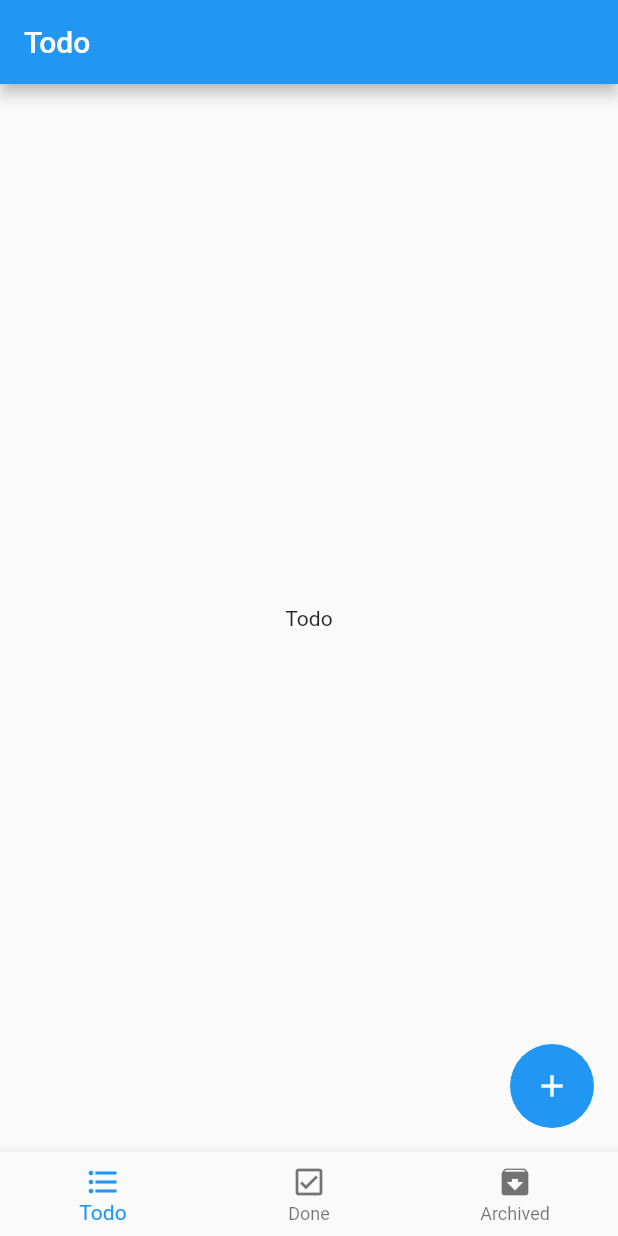
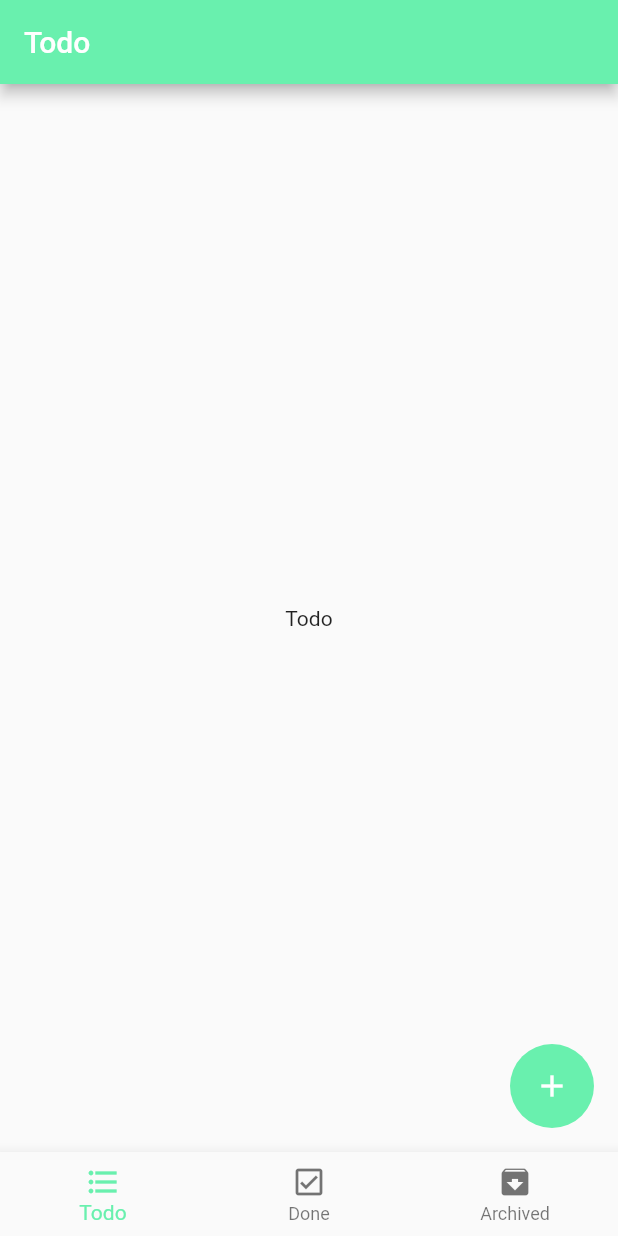
Before and after one commit to ojpro/todo-list-app, a Flutter app: the screen it shows after launch, on a phone screen of 412 x 824 dp. Run offline on Flutter 3.47's test engine with Material 2 defaults, Android fonts, the phone set to English and light mode, and no system bars.

Commit message:
changed theme color

```diff
--- a/lib/layouts/home_layout.dart
+++ b/lib/layouts/home_layout.dart
@@ -28,12 +28,14 @@ class _HomeLayoutState extends State<HomeLayout> {
   Widget build(BuildContext context) {
     return Scaffold(
       appBar: AppBar(
+        backgroundColor: Colors.greenAccent,
         title: Text(
           appBarTitles[currentNavigationTabIndex],
         ),
       ),
       body: navigationScreens[currentNavigationTabIndex],
       bottomNavigationBar: BottomNavigationBar(
+        selectedItemColor: Colors.greenAccent,
         currentIndex: currentNavigationTabIndex,
         onTap: ((index) {
           setState(() {
@@ -56,6 +58,7 @@ class _HomeLayoutState extends State<HomeLayout> {
         ],
       ),
       floatingActionButton: FloatingActionButton(
+        backgroundColor: Colors.greenAccent,
         onPressed: (() {}),
         elevation: 0,
         child: const Icon(Icons.add),
```
